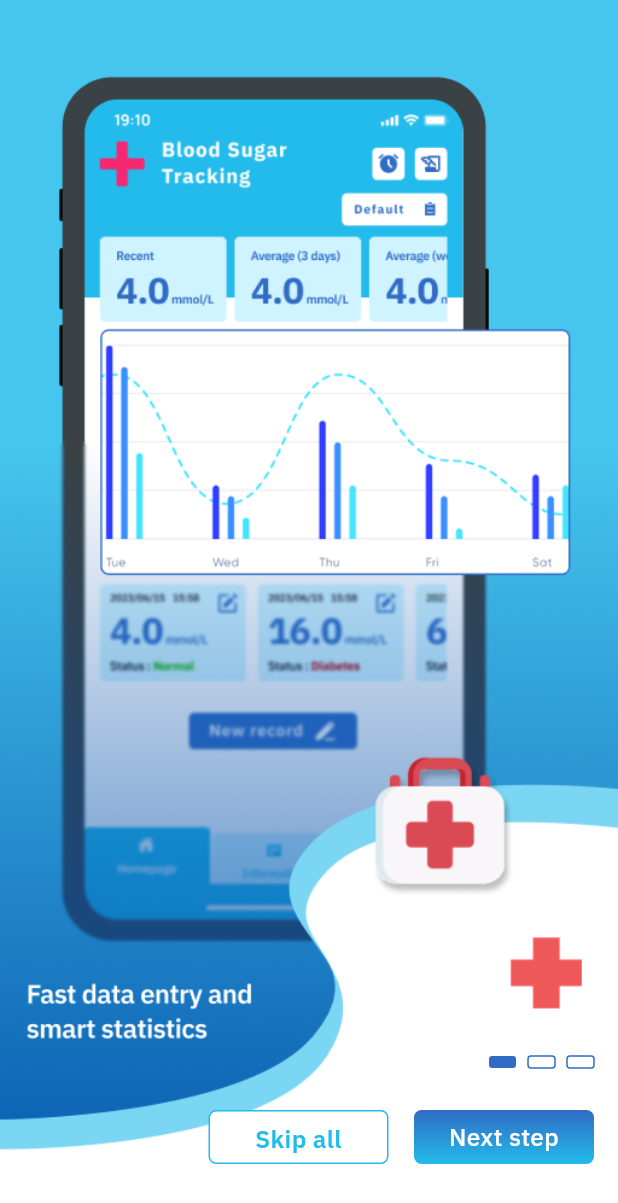
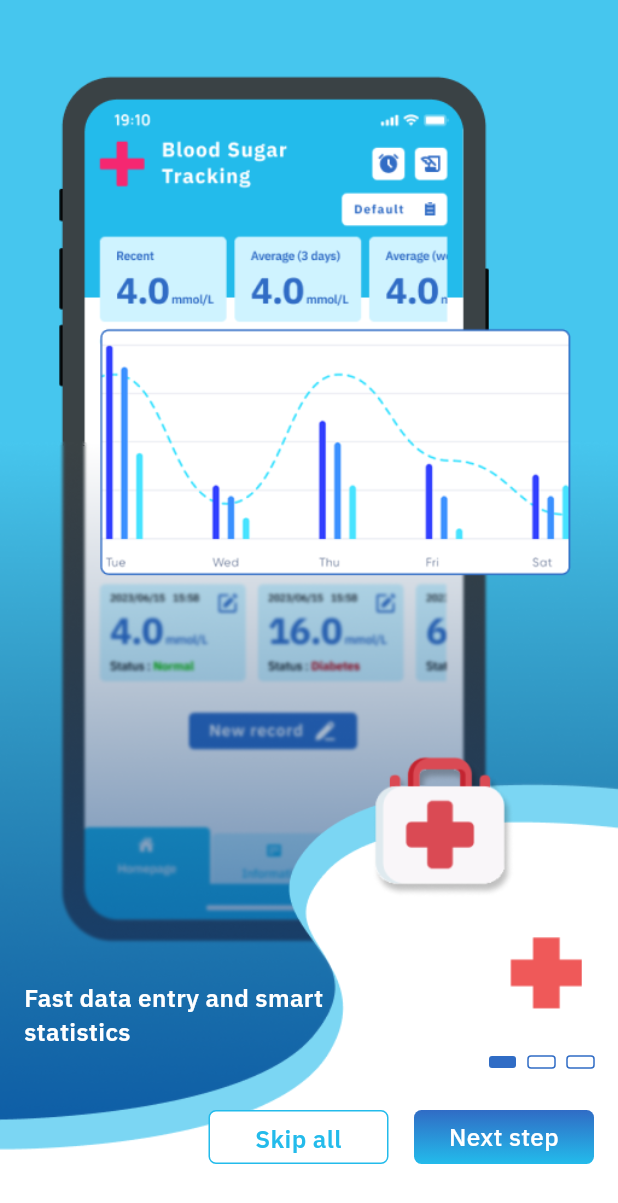
Before and after one commit to Intes-It-Mobile/blood-tracking-app, a Flutter app: the screen it shows after launch, on a phone screen of 412 x 824 dp. Shown: the top 1203 px of the screen. Run offline on Flutter 3.47's test engine with Material 2 defaults, Android fonts, the phone set to English and light mode, and no system bars; drawn by our look-alikes of smooth_page_indicator; our stand-ins replace flutter_mobx, flutter_svg, flutter_time_picker_spinner, get, mobx, percent_indicator and 1 more; missing offline and left inert: flutter_cupertino_datetime_picker, flutter_html_v3, flutter_share; generated files the repository leaves out were written again.

Commit message:
change UI

```diff
--- a/assets/lang/en.json
+++ b/assets/lang/en.json
@@ -107,7 +107,12 @@
 
     "skip_all":"Skip all",
     "next_step":"Next step",
-    "homepage":"Homepage"
+    "homepage":"Homepage",
+
+    "intro1":"Fast data entry and smart statistics",
+    "intro2":"Flexible changing unit Changing range standard",
+    "intro3":"Remind you to enter your record"
+
 
 
 }
--- a/assets/lang/fr.json
+++ b/assets/lang/fr.json
@@ -100,10 +100,13 @@
     "wanna_exit":"Do you really want to exit Blood Sugar Tracking?",
 
 
-
     "skip_all":"Skip all",
     "next_step":"Next step",
-    "homepage":"Homepage"
+    "homepage":"Homepage",
+
+    "intro1":"Fast data entry and smart statistics",
+    "intro2":"Flexible changing unit Changing range standard",
+    "intro3":"Remind you to enter your record"
 
 
 }
--- a/assets/lang/vi.json
+++ b/assets/lang/vi.json
@@ -102,7 +102,11 @@
     "delete":"Delete",
     "keep":"Keep",
     "you_have_not_record":"You have not created any record yet",
-    "wanna_exit":"Do you really want to exit Blood Sugar Tracking?"
+    "wanna_exit":"Do you really want to exit Blood Sugar Tracking?",
+
+    "intro1":"Fast data entry and smart statistics",
+    "intro2":"Flexible changing unit Changing range standard",
+    "intro3":"Remind you to enter your record"
 
 
 
--- a/lib/constants/assets.dart
+++ b/lib/constants/assets.dart
@@ -20,6 +20,8 @@ class Assets {
   static const String intro3 = "assets/images/intro3.png";
   static const String about_us = "assets/images/img_about_us.png";
   static const String history_mpt = "assets/images/have_not_history.png";
+  static const String intro_img = "assets/images/intro2_color.png";
+  static const String intro_img1 = "assets/images/intro2_mol.png";
 
 /////////////////////////
   static const String iconAlarm = "assets/icons/ic_alarm.svg";
--- a/lib/views/splash/splash_intro.dart
+++ b/lib/views/splash/splash_intro.dart
@@ -57,7 +57,12 @@ class _IntroScreenState extends State<IntroScreen> {
                       });
                     },
                     itemBuilder: (_, index) {
-                      return buildPage(intro[index]["img"]);
+                      return buildPage(
+                        intro[index]["img"],
+                        intro[index]["text"],
+                        intro[index]["introImg"],
+                        intro[index]["introImg1"],
+                      );
                     }),
                 Container(
                   margin: EdgeInsets.only(bottom: 48, right: 16),
@@ -163,17 +168,62 @@ class _IntroScreenState extends State<IntroScreen> {
     );
   }
 
-  buildPage(String image) {
+  buildPage(String image, String textIntro, String introImage, String introImage1) {
     return Container(
       width: MediaQuery.of(context).size.width,
       height: MediaQuery.of(context).size.height,
       decoration: BoxDecoration(image: DecorationImage(image: AssetImage(image), fit: BoxFit.cover)),
+      child: Column(
+        mainAxisAlignment: MainAxisAlignment.end,
+        children: [
+          indexPage == 1
+              ? Container(
+                  padding: EdgeInsets.symmetric(horizontal: 33),
+                  margin: EdgeInsets.only(bottom: 100),
+                  child: Column(
+                    crossAxisAlignment: CrossAxisAlignment.start,
+                    children: [
+                      Image.asset(introImage),
+                      SizedBox(height: 54),
+                      Image.asset(
+                        introImage1,
+                        width: 213,
+                      ),
+                    ],
+                  ),
+                )
+              : SizedBox(),
+          Container(
+              padding: EdgeInsets.only(left: 16, right: 180),
+              margin: EdgeInsets.only(bottom: 125),
+              alignment: Alignment.bottomLeft,
+              child: Text(
+                "${AppLocalizations.of(context)!.getTranslate(textIntro)}",
+                style: AppTheme.TextIntroline16Text,
+              )),
+        ],
+      ),
     );
   }
 
   List<Map<String, dynamic>> intro = [
-    {"img": Assets.intro1},
-    {"img": Assets.intro2},
-    {"img": Assets.intro3},
+    {
+      "img": Assets.intro1,
+      "text": "intro1",
+      "introImg": "",
+      "introImg1": "",
+    },
+    {
+      "img": Assets.intro2,
+      "text": "intro2",
+      "introImg": Assets.intro_img,
+      "introImg1": Assets.intro_img1,
+    },
+    {
+      "img": Assets.intro3,
+      "text": "intro3",
+      "introImg": "",
+      "introImg1": "",
+    },
   ];
 }
```
Also changed, not shown: assets/images/intro1.png, assets/images/intro2.png, assets/images/intro2_color.png (added), assets/images/intro2_mol.png (added), assets/images/intro3.png, lib/views/home/top_widget_home_content.dart (line endings or trailing spaces).
